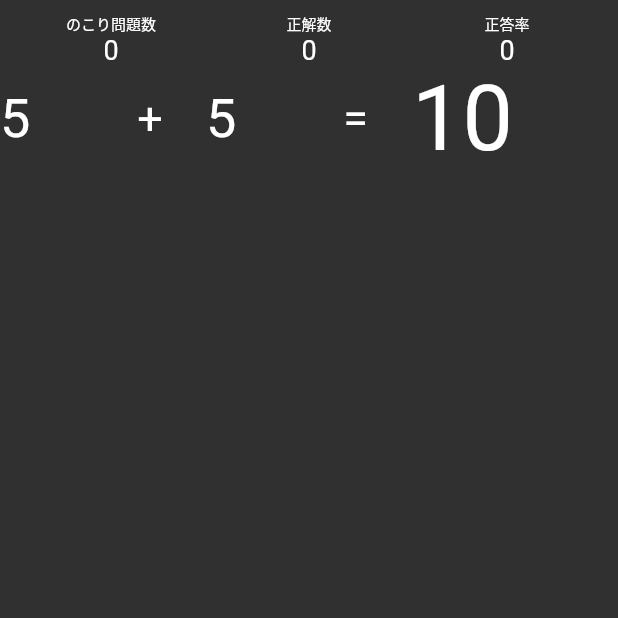
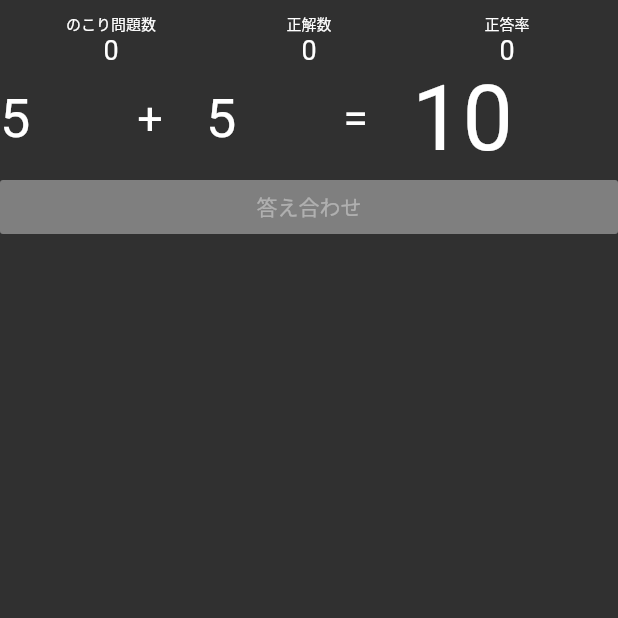
Before and after one commit to WatanabeKazue/flutter_noutoreapuri, a Flutter app: the screen it shows after launch, after a tap on "スタート", on a phone screen of 412 x 824 dp, the top half of it. Run offline on Flutter 3.47's test engine with Material 2 defaults, Android fonts, the light colour scheme and no system bars.

```diff
--- a/lib/screens/home_screen.dart
+++ b/lib/screens/home_screen.dart
@@ -48,7 +48,8 @@ class _HomeScreenState extends State<HomeScreen> {
           children: <Widget>[
             Image.asset("assets/images/image_title.png"),
             SizedBox(height: 16.0,),
-            Text("問題を選択して「スタート」ボタンを押してください"),
+            Text("問題を選択して「スタート」ボタンを押してください",
+            style: TextStyle(fontSize: 12.0),),
             //TODO プルダウン選択肢
             DropdownButton(
               items: _memuItems,
--- a/lib/screens/test_screen.dart
+++ b/lib/screens/test_screen.dart
@@ -86,7 +86,13 @@ class _TestScreenState extends State<TestScreen> {
 
 //TODO 答え合わせボタン
   Widget _answerCheckButton() {
-    return Container();// TODO ここではあとで書き換える
+    return SizedBox(
+      width: double.infinity,
+      child: RaisedButton(
+      onPressed: null,
+      child: Text ("答え合わせ",style: TextStyle(fontSize: 14.0),),
+      ),
+    );// TODO ここではあとで書き換える
   }
 
   //TODO 戻る
```
